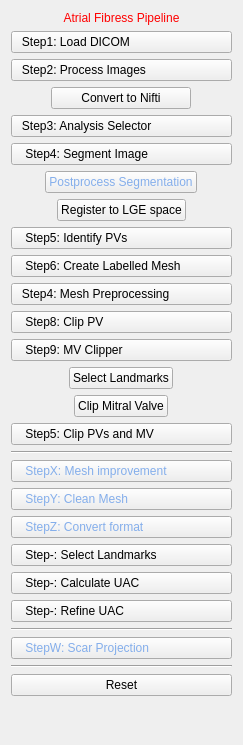
Qt form CemrgApp/Plugins/kcl.cemrgapp.atrialfibres/src/internal/AtrialFibresViewControls.ui (OpenHeartDevelopers/CemrgApp) before a commit.
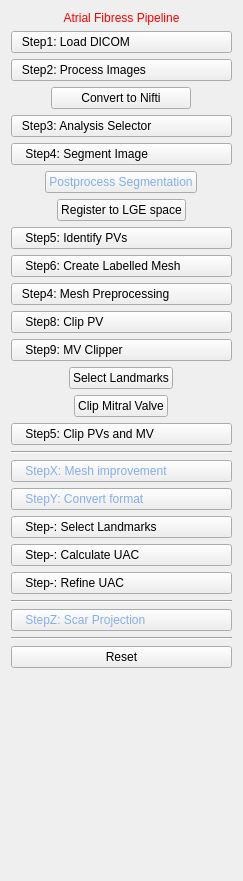
The same form after that commit.

Commit message: [feature] Mesh clean quality moved into StepX:Mesh Improvement button

What changed in the file:
```diff
--- a/CemrgApp/Plugins/kcl.cemrgapp.atrialfibres/src/internal/AtrialFibresViewControls.ui
+++ b/CemrgApp/Plugins/kcl.cemrgapp.atrialfibres/src/internal/AtrialFibresViewControls.ui
@@ -7,7 +7,7 @@
     <x>0</x>
     <y>0</y>
     <width>243</width>
-    <height>745</height>
+    <height>881</height>
    </rect>
   </property>
   <property name="font">
@@ -228,23 +228,13 @@
      </property>
     </widget>
    </item>
-   <item>
-    <widget class="QPushButton" name="button_w_cleanmesh">
-     <property name="styleSheet">
-      <string notr="true">text-align: left; color: rgb(132, 174, 235);</string>
-     </property>
-     <property name="text">
-      <string>    StepY: Clean Mesh</string>
-     </property>
-    </widget>
-   </item>
    <item>
     <widget class="QPushButton" name="button_y_vtk2carp">
      <property name="styleSheet">
       <string notr="true">text-align: left; color: rgb(132, 174, 235);</string>
      </property>
      <property name="text">
-      <string>    StepZ: Convert format</string>
+      <string>    StepY: Convert format</string>
      </property>
     </widget>
    </item>
@@ -291,7 +281,7 @@
       <string notr="true">text-align: left; color: rgb(132, 174, 235);</string>
      </property>
      <property name="text">
-      <string>    StepW: Scar Projection</string>
+      <string>    StepZ: Scar Projection</string>
      </property>
     </widget>
    </item>
```
The commit also changes 3 other files.
